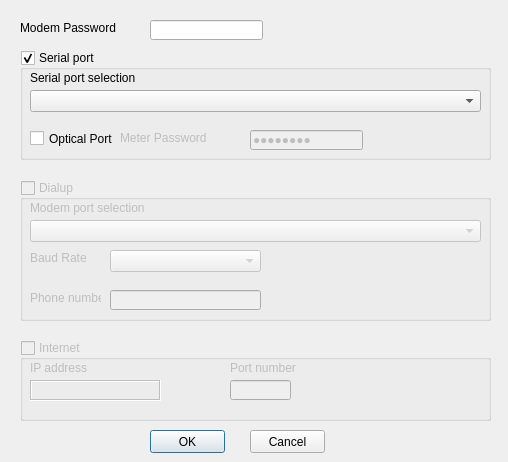
This is connect.ui in nmacs/metcom as Qt 5 draws it before an edit. The edited form follows.
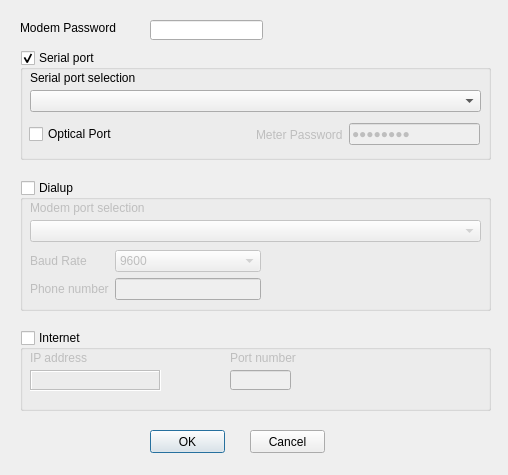
This is the edited form. Custom widgets are drawn as their Qt base class.

What changed in the file:
```diff
--- a/connect.ui
+++ b/connect.ui
@@ -7,7 +7,7 @@
     <x>0</x>
     <y>0</y>
     <width>508</width>
-    <height>462</height>
+    <height>475</height>
    </rect>
   </property>
   <property name="windowTitle">
@@ -64,65 +64,93 @@
      <string>Serial port selection</string>
     </property>
    </widget>
-   <widget class="QCheckBox" name="chkOpticalMode">
+   <widget class="QWidget" name="horizontalLayoutWidget">
     <property name="geometry">
      <rect>
-      <x>10</x>
-      <y>80</y>
-      <width>111</width>
-      <height>17</height>
+      <x>9</x>
+      <y>69</y>
+      <width>451</width>
+      <height>31</height>
      </rect>
     </property>
-    <property name="text">
-     <string>Optical Port</string>
-    </property>
-   </widget>
-   <widget class="QLineEdit" name="txtMeterPassword">
-    <property name="enabled">
-     <bool>false</bool>
-    </property>
-    <property name="geometry">
-     <rect>
-      <x>230</x>
-      <y>80</y>
-      <width>113</width>
-      <height>20</height>
-     </rect>
-    </property>
-    <property name="text">
-     <string>00000000</string>
-    </property>
-    <property name="echoMode">
-     <enum>QLineEdit::Password</enum>
-    </property>
-   </widget>
-   <widget class="QLabel" name="lblMeterPassword">
-    <property name="enabled">
-     <bool>false</bool>
-    </property>
-    <property name="geometry">
-     <rect>
-      <x>100</x>
-      <y>80</y>
-      <width>120</width>
-      <height>16</height>
-     </rect>
-    </property>
-    <property name="text">
-     <string>Meter Password</string>
-    </property>
+    <layout class="QHBoxLayout" name="horizontalLayout">
+     <item>
+      <widget class="QCheckBox" name="chkOpticalMode">
+       <property name="text">
+        <string>Optical Port</string>
+       </property>
+      </widget>
+     </item>
+     <item>
+      <spacer name="horizontalSpacer">
+       <property name="orientation">
+        <enum>Qt::Horizontal</enum>
+       </property>
+       <property name="sizeHint" stdset="0">
+        <size>
+         <width>40</width>
+         <height>20</height>
+        </size>
+       </property>
+      </spacer>
+     </item>
+     <item>
+      <widget class="QLabel" name="lblMeterPassword">
+       <property name="enabled">
+        <bool>false</bool>
+       </property>
+       <property name="sizePolicy">
+        <sizepolicy hsizetype="Fixed" vsizetype="Expanding">
+         <horstretch>0</horstretch>
+         <verstretch>0</verstretch>
+        </sizepolicy>
+       </property>
+       <property name="layoutDirection">
+        <enum>Qt::LeftToRight</enum>
+       </property>
+       <property name="autoFillBackground">
+        <bool>false</bool>
+       </property>
+       <property name="text">
+        <string>Meter Password</string>
+       </property>
+       <property name="textFormat">
+        <enum>Qt::AutoText</enum>
+       </property>
+       <property name="scaledContents">
+        <bool>false</bool>
+       </property>
+      </widget>
+     </item>
+     <item>
+      <widget class="QLineEdit" name="txtMeterPassword">
+       <property name="enabled">
+        <bool>false</bool>
+       </property>
+       <property name="text">
+        <string>00000000</string>
+       </property>
+       <property name="maxLength">
+        <number>8</number>
+       </property>
+       <property name="echoMode">
+        <enum>QLineEdit::Password</enum>
+       </property>
+      </widget>
+     </item>
+    </layout>
    </widget>
   </widget>
   <widget class="QGroupBox" name="groupDialup">
    <property name="enabled">
-    <bool>false</bool>
+    <bool>true</bool>
    </property>
    <property name="geometry">
     <rect>
      <x>20</x>
      <y>180</y>
      <width>471</width>
-     <height>141</height>
+     <height>131</height>
     </rect>
    </property>
    <property name="title">
@@ -157,54 +185,70 @@
      <string>Modem port selection</string>
     </property>
    </widget>
-   <widget class="QLineEdit" name="txtPhone">
+   <widget class="QWidget" name="formLayoutWidget">
     <property name="geometry">
      <rect>
-      <x>90</x>
-      <y>110</y>
-      <width>151</width>
-      <height>20</height>
-     </rect>
-    </property>
-    <property name="echoMode">
-     <enum>QLineEdit::Password</enum>
-    </property>
-   </widget>
-   <widget class="QLabel" name="label_8">
-    <property name="geometry">
-     <rect>
       <x>10</x>
-      <y>110</y>
-      <width>71</width>
-      <height>16</height>
-     </rect>
-    </property>
-    <property name="text">
-     <string>Phone number</string>
-    </property>
-   </widget>
-   <widget class="QComboBox" name="cmbBaud">
-    <property name="geometry">
-     <rect>
-      <x>90</x>
       <y>70</y>
-      <width>151</width>
-      <height>22</height>
+      <width>231</width>
+      <height>51</height>
      </rect>
     </property>
-   </widget>
-   <widget class="QLabel" name="label_9">
-    <property name="geometry">
-     <rect>
-      <x>10</x>
-      <y>70</y>
-      <width>71</width>
-      <height>16</height>
-     </rect>
-    </property>
-    <property name="text">
-     <string>Baud Rate</string>
-    </property>
+    <layout class="QFormLayout" name="formLayout">
+     <item row="0" column="0">
+      <widget class="QLabel" name="label_9">
+       <property name="text">
+        <string>Baud Rate</string>
+       </property>
+      </widget>
+     </item>
+     <item row="0" column="1">
+      <widget class="QComboBox" name="cmbBaud">
+       <property name="currentText">
+        <string>115200</string>
+       </property>
+       <item>
+        <property name="text">
+         <string>9600</string>
+        </property>
+       </item>
+       <item>
+        <property name="text">
+         <string>19200</string>
+        </property>
+       </item>
+       <item>
+        <property name="text">
+         <string>38400</string>
+        </property>
+       </item>
+       <item>
+        <property name="text">
+         <string>57600</string>
+        </property>
+       </item>
+       <item>
+        <property name="text">
+         <string>115200</string>
+        </property>
+       </item>
+      </widget>
+     </item>
+     <item row="1" column="0">
+      <widget class="QLabel" name="label_8">
+       <property name="text">
+        <string>Phone number</string>
+       </property>
+      </widget>
+     </item>
+     <item row="1" column="1">
+      <widget class="QLineEdit" name="txtPhone">
+       <property name="echoMode">
+        <enum>QLineEdit::Normal</enum>
+       </property>
+      </widget>
+     </item>
+    </layout>
    </widget>
   </widget>
   <widget class="QLineEdit" name="txtPassword">
@@ -222,12 +266,12 @@
   </widget>
   <widget class="QGroupBox" name="groupInternet">
    <property name="enabled">
-    <bool>false</bool>
+    <bool>true</bool>
    </property>
    <property name="geometry">
     <rect>
      <x>20</x>
-     <y>340</y>
+     <y>330</y>
      <width>471</width>
      <height>81</height>
     </rect>
```
Left out of the diff: 10 changed lines with no effect on the pictures.
